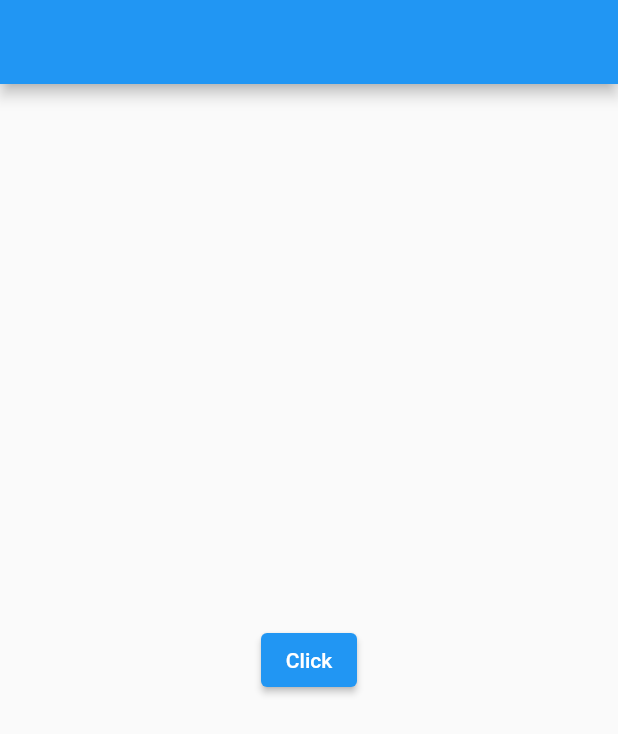
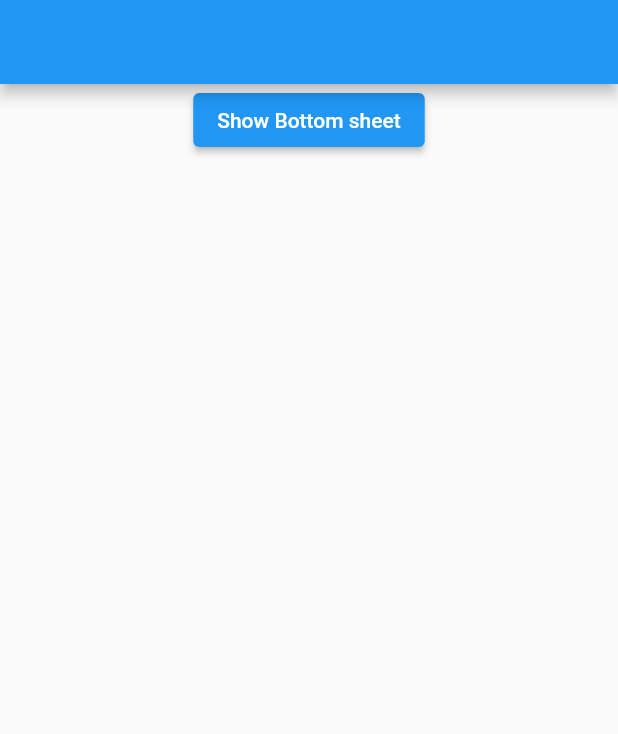
Before and after one commit to aungkaungmyatmce/Useful-Flutter-Widgets, a Flutter app: the screen it shows after launch, on a phone screen of 412 x 824 dp. Shown: the top 734 px of the screen. Run offline on Flutter 3.47's test engine with Material 2 defaults, Android fonts, the phone set to English and light mode, and no system bars; our stand-ins replace another_flushbar.

```diff
--- /dev/null
+++ b/lib/best_flutter_widgets/Part 6/list_tile/checkbox_group.dart
@@ -0,0 +1,30 @@
+import 'package:flutter/material.dart';
+
+class CheckboxGroupWidget extends StatefulWidget {
+  const CheckboxGroupWidget({Key? key}) : super(key: key);
+
+  @override
+  State<CheckboxGroupWidget> createState() => _CheckboxGroupWidgetState();
+}
+
+class _CheckboxGroupWidgetState extends State<CheckboxGroupWidget> {
+  @override
+  Widget build(BuildContext context) {
+    return Center(
+        child: Column(
+      children: [
+        ElevatedButton(
+            onPressed: () {
+              showBottomSheet(
+                context: context,
+                builder: (context) => Container(
+                  height: 200,
+                  color: Colors.green,
+                ),
+              );
+            },
+            child: Text('Show Bottom sheet'))
+      ],
+    ));
+  }
+}
--- a/lib/home_page.dart
+++ b/lib/home_page.dart
@@ -49,6 +49,7 @@ import 'best_flutter_widgets/Part 5/image/fadein_image.dart';
 import 'best_flutter_widgets/Part 5/pointer/ignore_pointer.dart';
 import 'best_flutter_widgets/Part 5/stack/index_stack.dart';
 import 'best_flutter_widgets/Part 6/indicatior/linear_progress_indicator.dart';
+import 'best_flutter_widgets/Part 6/list_tile/checkbox_group.dart';
 import 'best_flutter_widgets/Part 6/list_tile/radio_list_tile.dart';
 import 'best_flutter_widgets/Part 6/indicatior/refresh_indicator.dart';
 import 'best_flutter_widgets/Part 6/list_tile/switch_list_tile.dart';
@@ -96,7 +97,7 @@ class _MyHomePageState extends State<MyHomePage> {
         // the App.build method, and use it to set our appbar title.
         title: Text(widget.title),
       ),
-      body: FaceBookLikeViewSheet(),
+      body: CheckboxGroupWidget(),
     );
   }
 }
--- a/pubspec.yaml
+++ b/pubspec.yaml
@@ -37,6 +37,7 @@ dependencies:
   # Use with the CupertinoIcons class for iOS style icons.
   cupertino_icons: ^1.0.2
   another_flushbar: ^1.12.29
+
 
 dev_dependencies:
   flutter_test:
```
